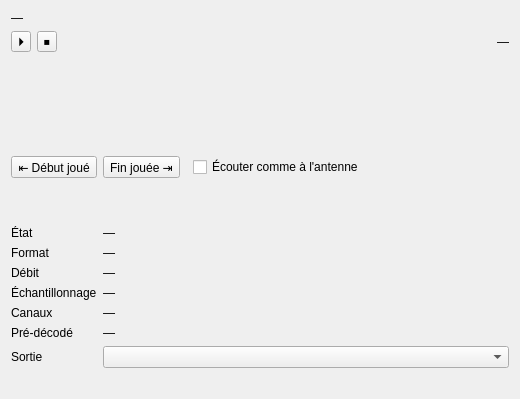
Old version of the form src/machincast/interface/ui/preview.ui in the repository dascritch/machincast.
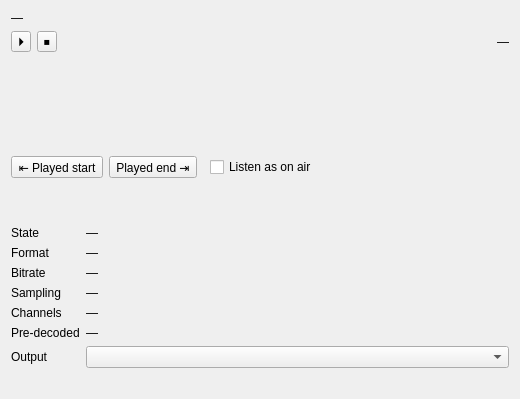
New version of the form.

The edit to the form file:
```diff
--- a/src/machincast/interface/ui/preview.ui
+++ b/src/machincast/interface/ui/preview.ui
@@ -117,7 +117,7 @@
            <string>Lire depuis le début de la partie jouée à l'antenne</string>
           </property>
           <property name="text">
-           <string>⇤ Début joué</string>
+           <string>⇤ Played start</string>
           </property>
          </widget>
         </item>
@@ -127,7 +127,7 @@
            <string>Lire depuis quelques secondes avant le fondu de sortie</string>
           </property>
           <property name="text">
-           <string>Fin jouée ⇥</string>
+           <string>Played end ⇥</string>
           </property>
          </widget>
         </item>
@@ -144,7 +144,7 @@
            <string>Ne jouer que la partie jouée à l'antenne, avec ses fondus</string>
           </property>
           <property name="text">
-           <string>Écouter comme à l'antenne</string>
+           <string>Listen as on air</string>
           </property>
          </widget>
         </item>
@@ -168,7 +168,7 @@
      <item row="0" column="0">
       <widget class="QLabel" name="state_heading">
        <property name="text">
-        <string>État</string>
+        <string>State</string>
        </property>
       </widget>
      </item>
@@ -196,7 +196,7 @@
      <item row="2" column="0">
       <widget class="QLabel" name="bitrate_heading">
        <property name="text">
-        <string>Débit</string>
+        <string>Bitrate</string>
        </property>
       </widget>
      </item>
@@ -210,7 +210,7 @@
      <item row="3" column="0">
       <widget class="QLabel" name="sampling_heading">
        <property name="text">
-        <string>Échantillonnage</string>
+        <string>Sampling</string>
        </property>
       </widget>
      </item>
@@ -224,7 +224,7 @@
      <item row="4" column="0">
       <widget class="QLabel" name="channel_heading">
        <property name="text">
-        <string>Canaux</string>
+        <string>Channels</string>
        </property>
       </widget>
      </item>
@@ -238,7 +238,7 @@
      <item row="5" column="0">
       <widget class="QLabel" name="predecoded_heading">
        <property name="text">
-        <string>Pré-décodé</string>
+        <string>Pre-decoded</string>
        </property>
       </widget>
      </item>
@@ -255,7 +255,7 @@
      <item row="6" column="0">
       <widget class="QLabel" name="output_heading">
        <property name="text">
-        <string>Sortie</string>
+        <string>Output</string>
        </property>
        <property name="buddy">
         <cstring>output</cstring>
```
Left out of the diff: 42 changed lines with no effect on the pictures.
